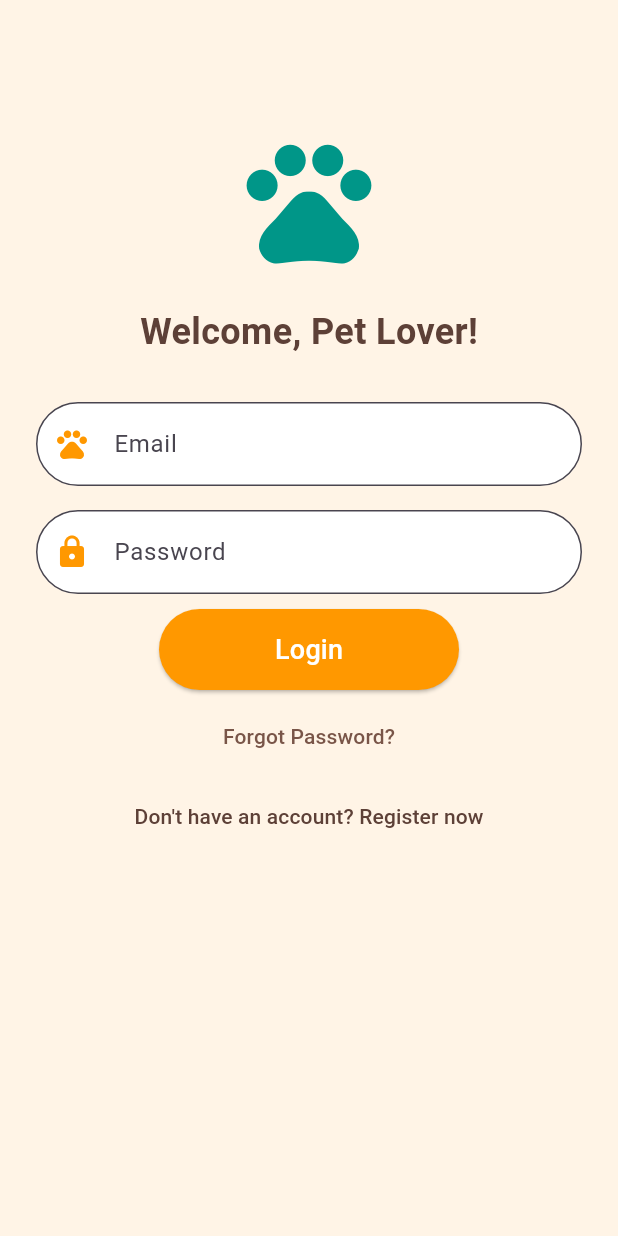
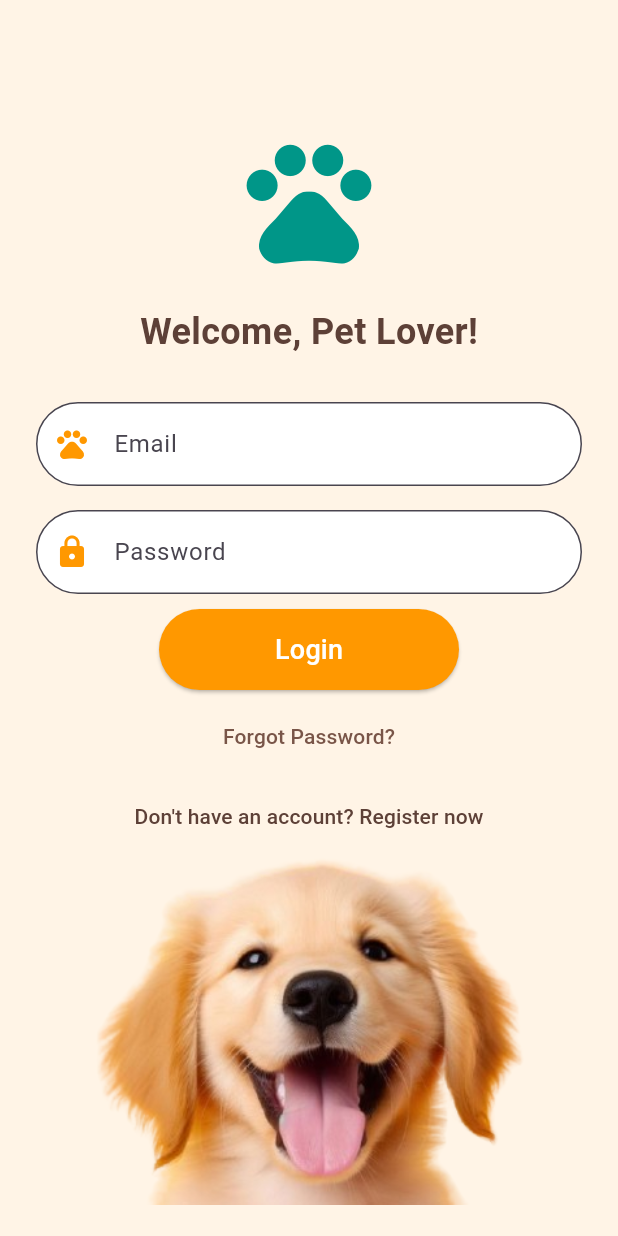
Before and after one commit to summerliah/PawConnect, a Flutter app: the screen it shows after launch, on a phone screen of 412 x 824 dp. Run offline on Flutter 3.47's test engine with Material 3 defaults, Android fonts, the phone set to English and light mode, and no system bars; our stand-ins replace camera, image_picker, permission_handler, supabase_flutter; accounts and stored records are empty.

Commit message:
may image na sa login

```diff
--- a/lib/login_page.dart
+++ b/lib/login_page.dart
@@ -320,6 +320,11 @@ class _LoginPageState extends State<LoginPage> {
                   style: TextStyle(color: Colors.brown[700]),
                 ),
               ),
+              Image.asset(
+                'assets/dog.png',
+                height: 235,
+                fit: BoxFit.contain,
+              ),
             ],
           ),
         ),
--- a/lib/splash_screen.dart
+++ b/lib/splash_screen.dart
@@ -23,7 +23,8 @@ class _SplashScreenState extends State<SplashScreen> {
       if (session != null) {
         // Check URL for recovery parameters
         final uri = Uri.base;
-        if (uri.fragment.contains('type=recovery') || uri.path.contains('reset-password')) {
+        if (uri.fragment.contains('type=recovery') ||
+            uri.path.contains('reset-password')) {
           // This is a password reset session
           Navigator.of(context).pushReplacementNamed('/reset-password');
         } else {
```
Also changed, not shown: lib/register_page.dart (line endings or trailing spaces), 11 other files.
